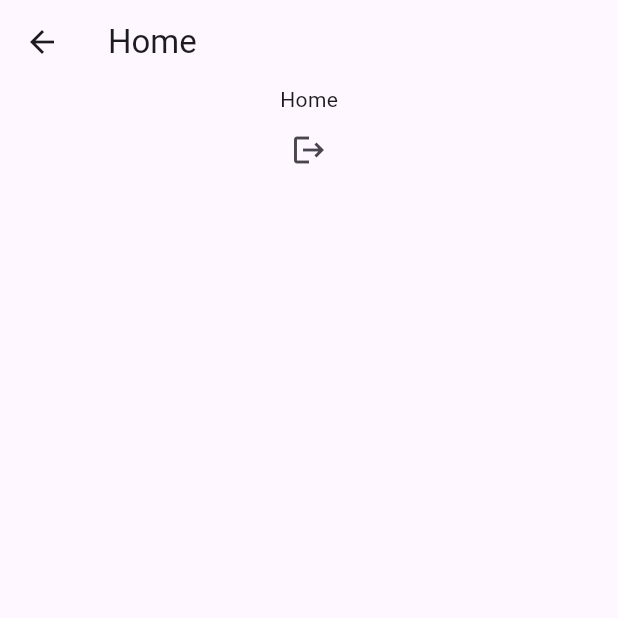
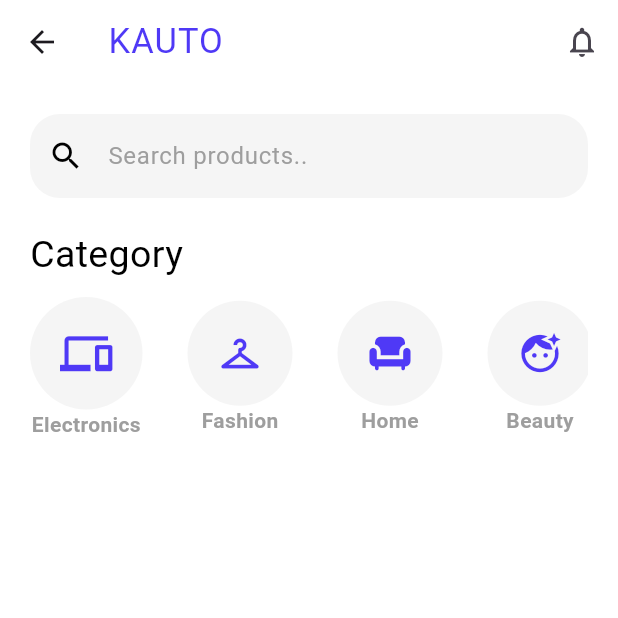
Before and after one commit to singhraj09293/Kauto, a Flutter app: the Home screen opened directly, on a phone screen of 412 x 824 dp, the top half of it. Run offline on Flutter 3.47's test engine with Material 3 defaults, Android fonts, the phone set to English and light mode, and no system bars; our stand-ins replace firebase_auth, firebase_core, flutter_riverpod, google_sign_in, riverpod; accounts and stored records are empty; network calls fail.

Commit message:
Starting with home screen

```diff
--- a/lib/main.dart
+++ b/lib/main.dart
@@ -16,6 +16,13 @@ class MyApp extends StatelessWidget {
   // This widget is the root of your application.
   @override
   Widget build(BuildContext context) {
-    return MaterialApp(home: Wrapper(), debugShowCheckedModeBanner: false);
+    return MaterialApp(
+      theme: ThemeData(
+        scaffoldBackgroundColor: Colors.white,
+        appBarTheme: AppBarTheme(backgroundColor: Colors.white,),
+      ),
+      home: Wrapper(),
+      debugShowCheckedModeBanner: false,
+    );
   }
 }
--- a/lib/presentation/auth/sceen/login.dart
+++ b/lib/presentation/auth/sceen/login.dart
@@ -135,6 +135,14 @@ class _LoginScreenState extends ConsumerState<LoginScreen> {
   bool isObscure = true;
   TextEditingController email = TextEditingController();
   TextEditingController password = TextEditingController();
+
+  @override
+  void dispose() {
+    email.dispose();
+    password.dispose();
+    super.dispose();
+  }
+
   @override
   Widget build(BuildContext context) {
     return Column(
@@ -172,7 +180,10 @@ class _LoginScreenState extends ConsumerState<LoginScreen> {
             Row(
               children: [
                 GestureDetector(
-                  onTap: () => Navigator.push(context,MaterialPageRoute(builder: (_)=>ForgetScree())),
+                  onTap: () => Navigator.push(
+                    context,
+                    MaterialPageRoute(builder: (_) => ForgetScree()),
+                  ),
                   child: Text(
                     'Forget Password',
                     style: TextStyle(
@@ -301,8 +312,15 @@ class _SignUpState extends ConsumerState<SignUp> {
   bool isObscurePass = true;
   bool isObscureCon = true;
   TextEditingController emailController = TextEditingController();
-  TextEditingController passwoedController = TextEditingController();
+  TextEditingController passwordController = TextEditingController();
   TextEditingController confirmPass = TextEditingController();
+  @override
+  void dispose() {
+    emailController.dispose();
+    passwordController.dispose();
+    confirmPass.dispose();
+    super.dispose();
+  }
 
   @override
   Widget build(BuildContext context) {
@@ -337,7 +355,7 @@ class _SignUpState extends ConsumerState<SignUp> {
         Text('Password', style: TextStyle(color: Colors.grey)),
         SizedBox(height: 3),
         TextField(
-          controller: passwoedController,
+          controller: passwordController,
           obscureText: isObscurePass,
           decoration: InputDecoration(
             suffixIcon: IconButton(
@@ -367,7 +385,7 @@ class _SignUpState extends ConsumerState<SignUp> {
           decoration: InputDecoration(
             errorText:
                 confirmPass.text.isNotEmpty &&
-                    confirmPass.text.trim() != passwoedController.text.trim()
+                    confirmPass.text.trim() != passwordController.text.trim()
                 ? 'Password does not match'
                 : null,
             suffixIcon: IconButton(
@@ -401,7 +419,7 @@ class _SignUpState extends ConsumerState<SignUp> {
                   .read(authRepositoryProvider)
                   .signup(
                     emailController.text.trim(),
-                    passwoedController.text.trim(),
+                    passwordController.text.trim(),
                   );
             } catch (e) {
               ScaffoldMessenger.of(
--- a/lib/presentation/products/screens/home.dart
+++ b/lib/presentation/products/screens/home.dart
@@ -1,5 +1,6 @@
 import 'package:flutter/material.dart';
 import 'package:flutter_riverpod/flutter_riverpod.dart';
+import 'package:kauto/core/theme/apptheme.dart';
 import 'package:kauto/presentation/auth/provider/auth_provider.dart';
 
 class Home extends ConsumerStatefulWidget {
@@ -13,22 +14,148 @@ class _HomeState extends ConsumerState<Home> {
   @override
   Widget build(BuildContext context) {
     return Scaffold(
-      appBar: AppBar(title: Text('Home')),
-      body: Center(
+      appBar: AppBar(
+        title: Text(
+          'KAUTO',
+          style: TextStyle(
+            color: AppTheme.primary,
+            letterSpacing: 0.7,
+            fontSize: 23,
+          ),
+        ),
+        actions: [
+          IconButton(
+            onPressed: () {},
+            icon: Icon(Icons.notifications_outlined),
+          ),
+        ],
+      ),
+      body: Padding(
+        padding: const EdgeInsets.all(20.0),
         child: Column(
+          crossAxisAlignment: CrossAxisAlignment.start,
           children: [
-            Text('Home'),
-            IconButton(
-              onPressed: () {
-                try {
-                  ref.read(authRepositoryProvider).signOut();
-                } catch (e) {
-                  ScaffoldMessenger.of(
-                    context,
-                  ).showSnackBar(SnackBar(content: Text('Oops ! ,$e')));
-                }
-              },
-              icon: Icon(Icons.logout),
+            TextField(
+              decoration: InputDecoration(
+                border: OutlineInputBorder(
+                  borderRadius: BorderRadius.circular(20),
+                  borderSide: BorderSide.none,
+                ),
+                filled: true,
+                fillColor: Colors.grey.shade100,
+                hintText: 'Search products..',
+                hintStyle: TextStyle(color: Colors.grey.shade500),
+                prefixIcon: Icon(Icons.search, color: Colors.black),
+              ),
+            ),
+            SizedBox(height: 20),
+            Text(
+              'Category',
+              style: TextStyle(color: Colors.black, fontSize: 25),
+            ),
+            SizedBox(height: 10),
+            SingleChildScrollView(
+              scrollDirection: Axis.horizontal,
+              child: Row(
+                mainAxisAlignment: MainAxisAlignment.spaceBetween,
+                children: [
+                  Column(
+                    children: [
+                      Container(
+                        padding: EdgeInsets.all(20),
+                        decoration: BoxDecoration(
+                          color: Colors.grey.shade100,
+                          shape: BoxShape.circle,
+                        ),
+                        child: Icon(
+                          Icons.devices,
+                          color: AppTheme.primary,
+                          size: 35,
+                        ),
+                      ),
+                      Text(
+                        'Electronics',
+                        style: TextStyle(
+                          color: Colors.grey.shade500,
+                          fontWeight: FontWeight.bold,
+                        ),
+                      ),
+                    ],
+                  ),
+                  SizedBox(width: 30,),
+                   Column(
+                    children: [
+                      Container(
+                        padding: EdgeInsets.all(20),
+                        decoration: BoxDecoration(
+                          color: Colors.grey.shade100,
+                          shape: BoxShape.circle,
+                        ),
+                        child: Icon(
+                          Icons.checkroom,
+                          color: AppTheme.primary,
+                          size: 30,
+                        ),
+                      ),
+                      Text(
+                        'Fashion',
+                        style: TextStyle(
+                          color: Colors.grey.shade500,
+                          fontWeight: FontWeight.bold,
+                        ),
+                      ),
+                    ],
+                  ),
+                  SizedBox(width: 30,),
+                   Column(
+                    children: [
+                      Container(
+                        padding: EdgeInsets.all(20),
+                        decoration: BoxDecoration(
+                          color: Colors.grey.shade100,
+                          shape: BoxShape.circle,
+                        ),
+                        child: Icon(
+                          Icons.chair,
+                          color: AppTheme.primary,
+                          size: 30,
+                        ),
+                      ),
+                      Text(
+                        'Home',
+                        style: TextStyle(
+                          color: Colors.grey.shade500,
+                          fontWeight: FontWeight.bold,
+                        ),
+                      ),
+                    ],
+                  ),
+                  SizedBox(width: 30,),
+                   Column(
+                    children: [
+                      Container(
+                        padding: EdgeInsets.all(20),
+                        decoration: BoxDecoration(
+                          color: Colors.grey.shade100,
+                          shape: BoxShape.circle,
+                        ),
+                        child: Icon(
+                          Icons.face_retouching_natural,
+                          color: AppTheme.primary,
+                          size: 30,
+                        ),
+                      ),
+                      Text(
+                        'Beauty',
+                        style: TextStyle(
+                          color: Colors.grey.shade500,
+                          fontWeight: FontWeight.bold,
+                        ),
+                      ),
+                    ],
+                  ),
+                ],
+              ),
             ),
           ],
         ),
```
